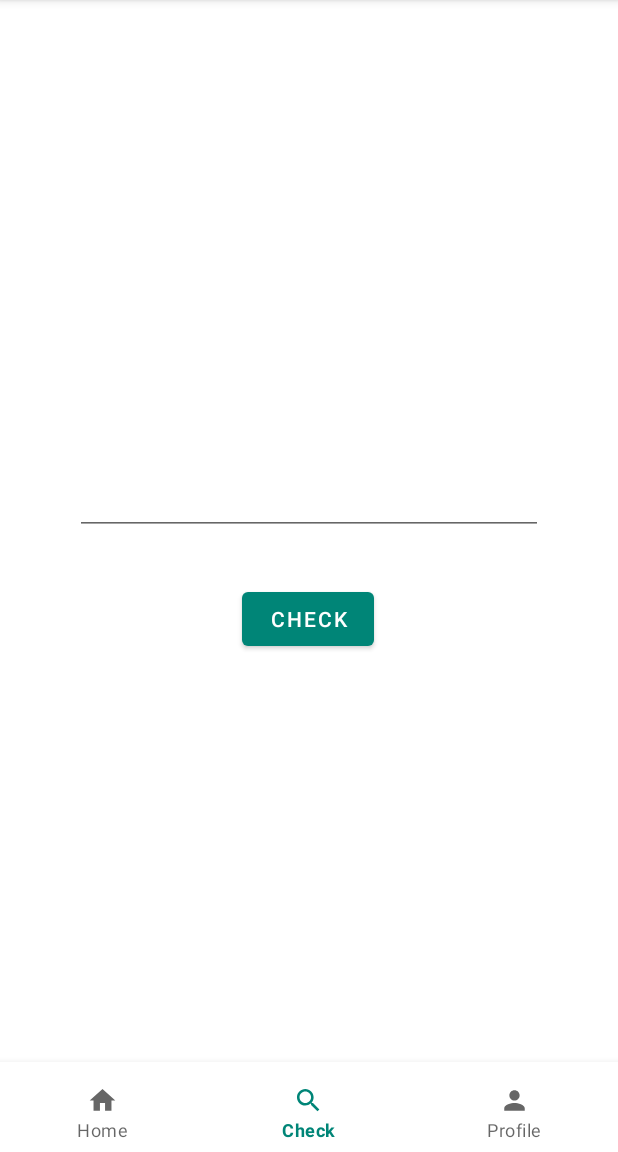
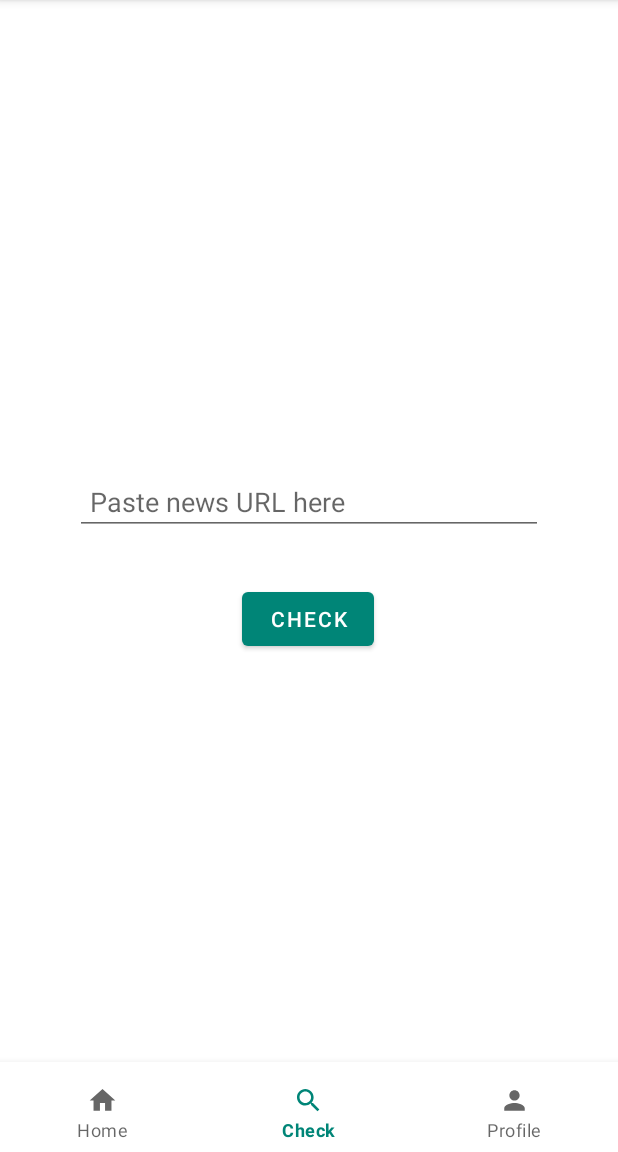
Before and after one commit to n9hal/ProjectApp, an Android app: the screen it shows after launch once a user with an empty profile is signed in (MainActivity), item 2 of the bottom bar chosen, on a phone screen of 412 x 824 dp, the part 84-1236 px from its top. Run offline under Robolectric (Android 15) with nearby library versions, the phone set to English and light mode, and no system bars; our stand-ins replace Firebase (no records; nobody signed in at launch, a user with empty details on screens opened directly), Volley; libraries missing offline, so code that uses them is left out: org.tensorflow.lite; 2 statements that could not run were skipped.

```diff
--- a/app/src/main/java/com/example/projectapptest/MainActivity.java
+++ b/app/src/main/java/com/example/projectapptest/MainActivity.java
@@ -42,7 +42,6 @@ public class MainActivity extends AppCompatActivity {
                     }
                     getSupportFragmentManager().beginTransaction().replace(R.id.flfragment,
                             selectedFragment).commit();
-
                     return true;
                 }
             };
--- a/app/src/main/res/layout/fragment_search.xml
+++ b/app/src/main/res/layout/fragment_search.xml
@@ -6,12 +6,21 @@
     android:layout_width="match_parent"
     android:layout_height="match_parent">
 
+    <TextView
+        android:id="@+id/txtHead3"
+        android:layout_width="wrap_content"
+        android:layout_height="wrap_content"
+        app:layout_constraintBottom_toTopOf="@+id/edCheck"
+        app:layout_constraintEnd_toEndOf="parent"
+        app:layout_constraintStart_toStartOf="parent"
+        app:layout_constraintTop_toTopOf="parent" />
     <EditText
         android:id="@+id/edCheck"
         android:layout_width="match_parent"
         android:layout_height="wrap_content"
         android:layout_marginHorizontal="50dp"
         android:layout_marginTop="312dp"
+        android:hint="Paste news URL here"
         android:padding="10dp"
         app:layout_constraintEnd_toEndOf="parent"
         app:layout_constraintStart_toStartOf="parent"
@@ -27,5 +36,15 @@
         app:layout_constraintHorizontal_bias="0.497"
         app:layout_constraintStart_toStartOf="@+id/edCheck"
         app:layout_constraintTop_toBottomOf="@+id/edCheck"
-        app:layout_constraintVertical_bias="0.105" />
+        app:layout_constraintVertical_bias="0.105"
+        android:onClick="newsCheck"/>
+
+    <TextView
+        android:layout_width="wrap_content"
+        android:layout_height="wrap_content"
+        android:id="@+id/txtResult"
+        app:layout_constraintBottom_toBottomOf="parent"
+        app:layout_constraintEnd_toEndOf="@+id/btnCheck"
+        app:layout_constraintStart_toStartOf="@+id/btnCheck"
+        app:layout_constraintTop_toBottomOf="@+id/btnCheck" />
 </androidx.constraintlayout.widget.ConstraintLayout>
```
Also changed, not shown: app/build.gradle (+14 -1 lines), app/src/main/AndroidManifest.xml (+10 -5 lines), app/src/main/java/com/example/projectapptest/Adapter.java (+13 -2 lines), app/src/main/java/com/example/projectapptest/SearchFragment.java (+119 -3 lines), app/src/main/java/com/example/projectapptest/model/Articles.java (+13 -0 lines), app/src/main/res/layout/activity_login.xml (+4 -3 lines).
